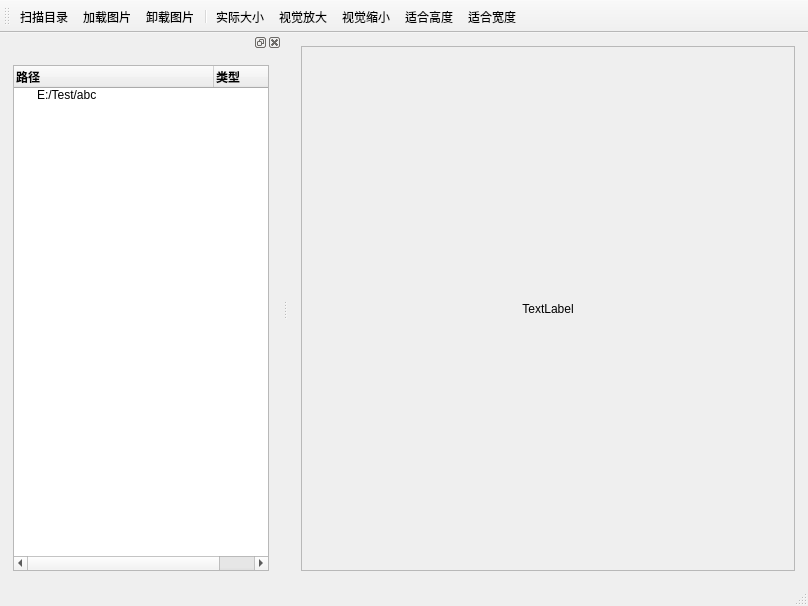
Above: _en/Computer/Operating_System/Qt_C++_Programming/Sketch/Sketch.ui from bss9395/bss9395.github.io before the change. Below: the same form after it.
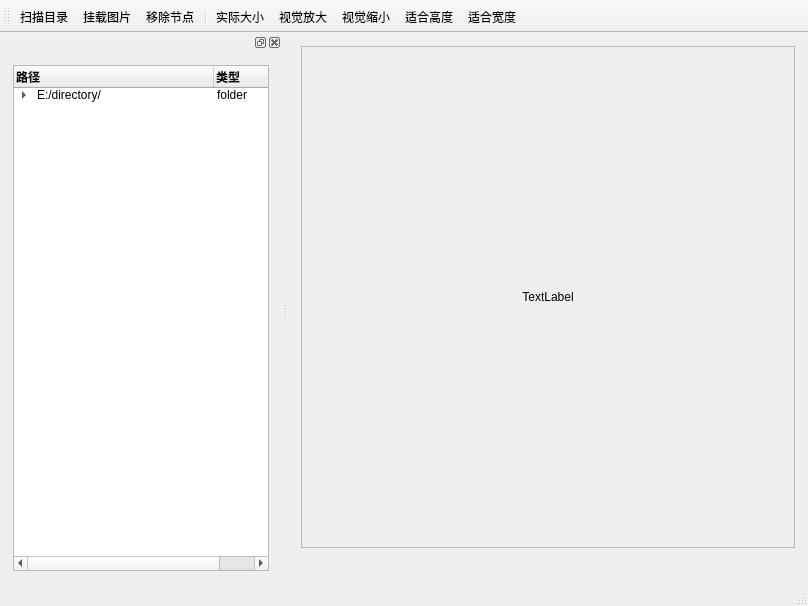
That is the form after the change. Icons and pictures are not drawn.

```diff
--- a/_en/Computer/Operating_System/Qt_C++_Programming/Sketch/Sketch.ui
+++ b/_en/Computer/Operating_System/Qt_C++_Programming/Sketch/Sketch.ui
@@ -44,7 +44,7 @@
          <x>0</x>
          <y>0</y>
          <width>497</width>
-         <height>451</height>
+         <height>424</height>
         </rect>
        </property>
        <layout class="QHBoxLayout" name="horizontalLayout">
@@ -62,6 +62,48 @@
       </widget>
      </widget>
     </item>
+    <item>
+     <widget class="QGroupBox" name="GB_Status_Bar">
+      <property name="sizePolicy">
+       <sizepolicy hsizetype="Expanding" vsizetype="Preferred">
+        <horstretch>1</horstretch>
+        <verstretch>0</verstretch>
+       </sizepolicy>
+      </property>
+      <property name="styleSheet">
+       <string notr="true">QGroupBox {
+	border: none;
+}</string>
+      </property>
+      <property name="title">
+       <string/>
+      </property>
+      <layout class="QHBoxLayout" name="horizontalLayout_2">
+       <property name="spacing">
+        <number>0</number>
+       </property>
+       <property name="leftMargin">
+        <number>0</number>
+       </property>
+       <property name="topMargin">
+        <number>0</number>
+       </property>
+       <property name="rightMargin">
+        <number>0</number>
+       </property>
+       <property name="bottomMargin">
+        <number>0</number>
+       </property>
+       <item>
+        <widget class="QLabel" name="L_Path">
+         <property name="text">
+          <string/>
+         </property>
+        </widget>
+       </item>
+      </layout>
+     </widget>
+    </item>
    </layout>
   </widget>
   <widget class="QMenuBar" name="menubar">
@@ -160,8 +202,27 @@
        </column>
        <item>
         <property name="text">
-         <string>E:/Test/abc</string>
+         <string>E:/directory/</string>
         </property>
+        <property name="text">
+         <string>folder</string>
+        </property>
+        <item>
+         <property name="text">
+          <string>picture.png</string>
+         </property>
+         <property name="text">
+          <string>png</string>
+         </property>
+        </item>
+        <item>
+         <property name="text">
+          <string>picture.jpg</string>
+         </property>
+         <property name="text">
+          <string>jpg</string>
+         </property>
+        </item>
        </item>
       </widget>
      </item>
@@ -174,7 +235,10 @@
      <normaloff>:/images/add_photo_alternate.png</normaloff>:/images/add_photo_alternate.png</iconset>
    </property>
    <property name="text">
-    <string>加载图片</string>
+    <string>挂载图片</string>
+   </property>
+   <property name="toolTip">
+    <string>挂载图片</string>
    </property>
   </action>
   <action name="A_Unmount">
@@ -183,7 +247,10 @@
      <normaloff>:/images/delete.png</normaloff>:/images/delete.png</iconset>
    </property>
    <property name="text">
-    <string>卸载图片</string>
+    <string>移除节点</string>
+   </property>
+   <property name="toolTip">
+    <string>移除节点</string>
    </property>
   </action>
   <action name="A_Scan">
```
Left out of the diff: 4 changed lines with no effect on the pictures.
